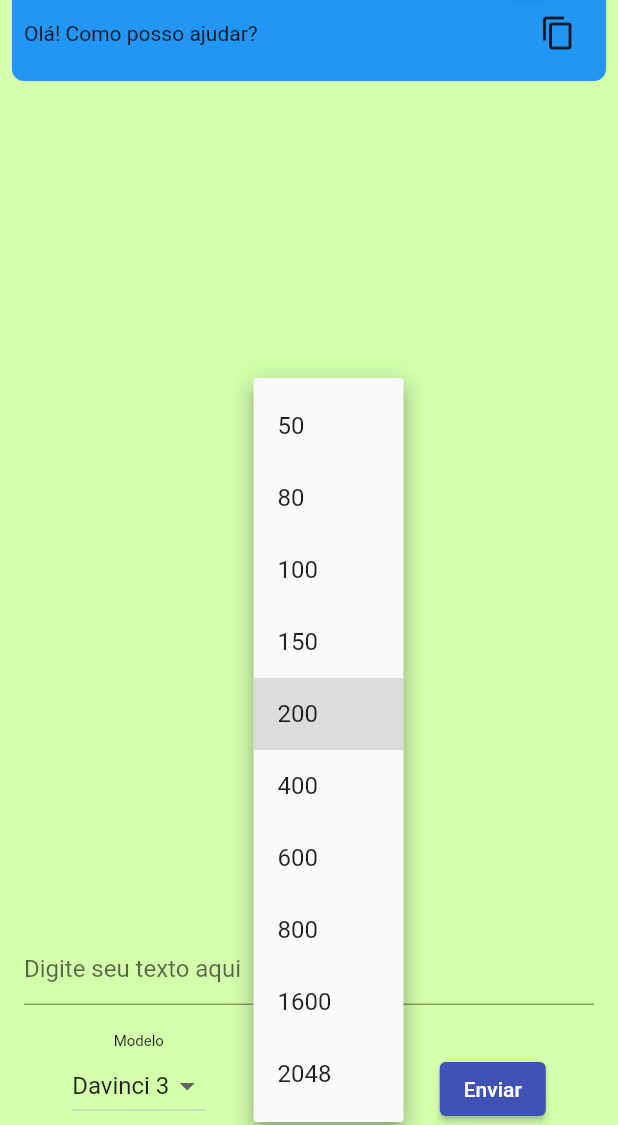
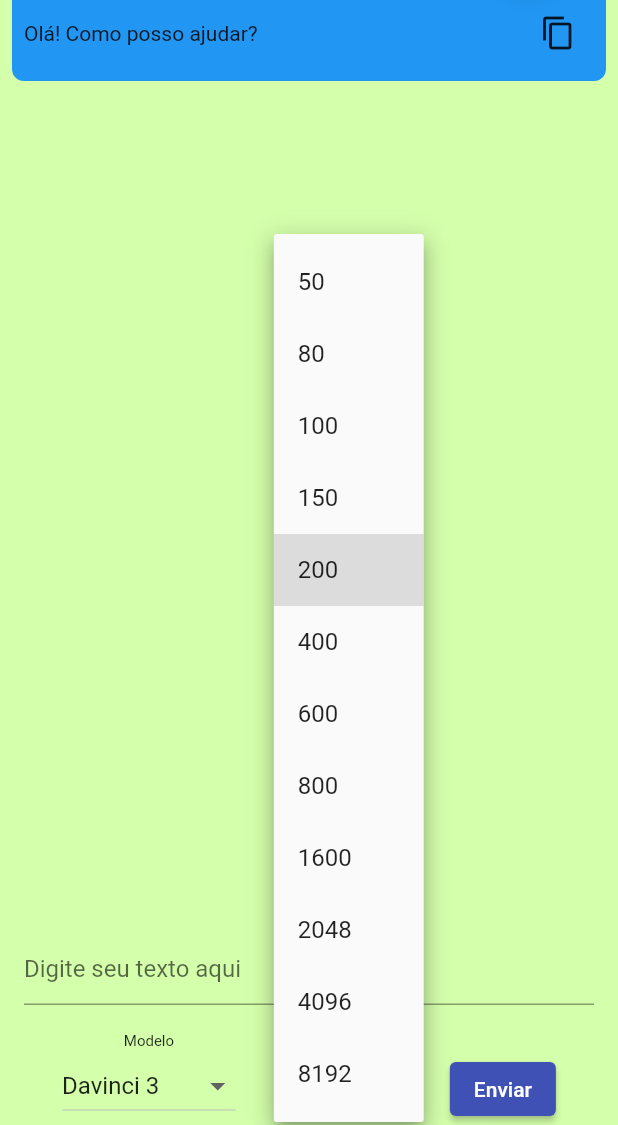
Before and after one commit to PauloDuarte43/ClienteChatGPT, a Flutter app: the screen it shows after launch, item 2 of the bottom bar chosen, on a phone screen of 412 x 824 dp, the part 111-1236 px from its top. Run offline on Flutter 3.47's test engine with Material 2 defaults, Android fonts, the phone set to English and light mode, and no system bars; drawn by our look-alikes of animated_text_kit; our stand-ins replace shared_preferences.

Commit message:
add model

```diff
--- a/lib/main.dart
+++ b/lib/main.dart
@@ -28,6 +28,8 @@
   EngineOption('Curie', 'curie'),
   EngineOption('Babbage', 'babbage'),
   EngineOption('Ada', 'ada'),
+  EngineOption('gpt-3.5-turbo', 'gpt-3.5-turbo'),
+  EngineOption('gpt-4', 'gpt-4')
 ];
 
 class MyApp extends StatelessWidget {
@@ -68,12 +70,14 @@
     'text-davinci-003': {
       'description':
           'O modelo mais poderoso e versátil do ChatGPT, adequado para várias tarefas, incluindo geração de texto, tradução de idiomas, resumo de texto e muito mais.',
-      'max_tokens': 2048
+      'max_tokens': 4097
     },
+    'gpt-4': {'description': 'gpt-4.', 'max_tokens': 8192},
+    'gpt-3.5-turbo': {'description': 'gpt-3.5-turbo.', 'max_tokens': 4096},
     'text-davinci-002': {
       'description':
           'Uma versão anterior do modelo Davinci que ainda está disponível para fins de compatibilidade, mas é menos poderosa do que a versão atual.',
-      'max_tokens': 2048
+      'max_tokens': 4096
     },
     'text-curie-001': {
       'description':
@@ -488,7 +492,9 @@
                                   600,
                                   800,
                                   1600,
-                                  2048
+                                  2048,
+                                  4096,
+                                  8192
                                 ].map<DropdownMenuItem<int>>((int value) {
                                   return DropdownMenuItem<int>(
                                     value: value,
```
